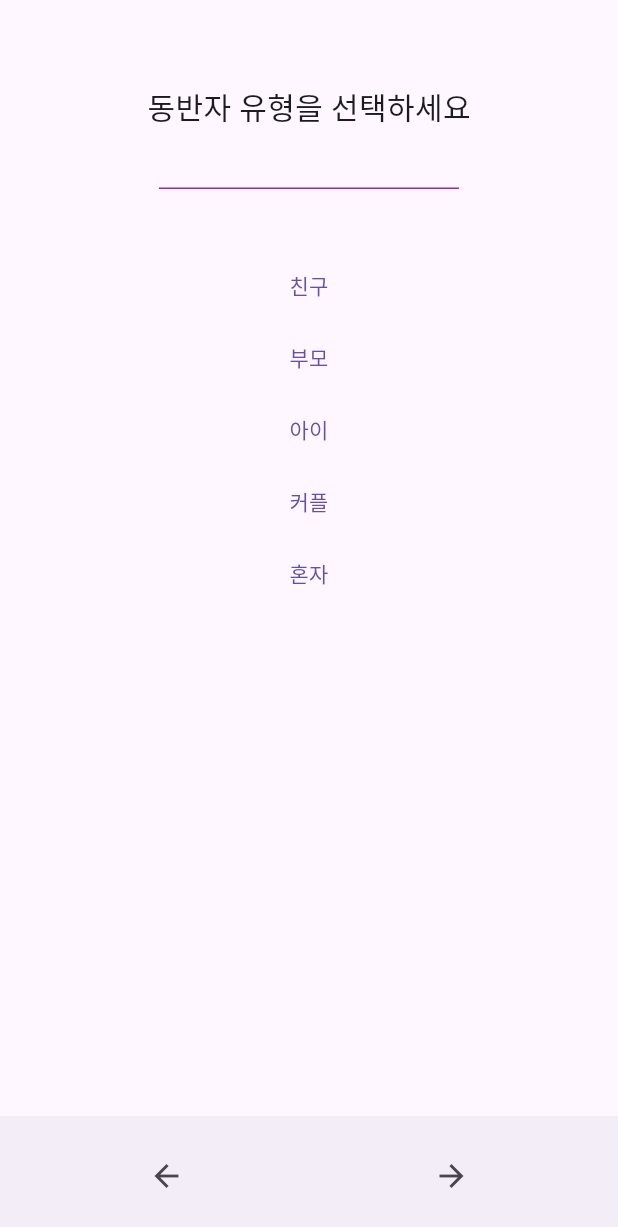
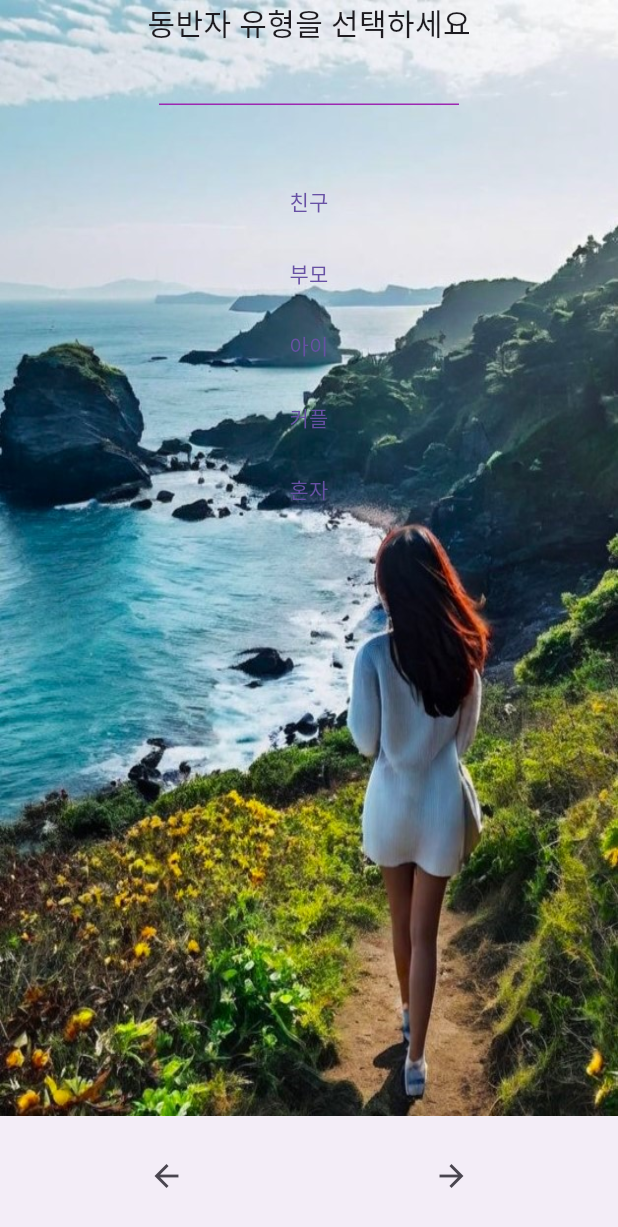
Before and after one commit to DuDungSil/travel2jeju, a Flutter app: the selectpage screen opened directly, on a phone screen of 412 x 824 dp. Shown: the top 1227 px of the screen. Run offline on Flutter 3.47's test engine with Material 3 defaults, Android fonts, the phone set to English and light mode, and no system bars; our stand-ins replace numberpicker, shared_preferences; accounts and stored records are empty; network calls fail.

Commit message:
FIRST COMMIT - Lmineck

```diff
--- a/lib/selectpage.dart
+++ b/lib/selectpage.dart
@@ -25,9 +25,16 @@ class _selectpageState extends State<selectpage> {
   @override
   Widget build(BuildContext context) {
     return Scaffold(
-      appBar: AppBar(automaticallyImplyLeading: false),
 
-      body: [typepage(),periodnumpage(),kewordpage()][index],
+      body: Container(
+        decoration: BoxDecoration(
+          image: DecorationImage(
+              image: AssetImage('assets/background.jpeg'),
+              fit: BoxFit.fill
+          ),
+        ),
+        child: [typepage(),periodnumpage(),kewordpage()][index],
+      ),
 
       bottomNavigationBar: BottomAppBar(
           child: Row(
@@ -71,7 +78,7 @@ class typepage extends StatelessWidget {
 
   @override
   Widget build(BuildContext context) {
-    return Center(
+    return Container(
       child: Column(
         verticalDirection: VerticalDirection.down,
         children: [
```
Also changed, not shown: lib/main.dart (+27 -11 lines), pubspec.yaml (+6 -14 lines), assets/background.jpeg (added), 1 other file.
